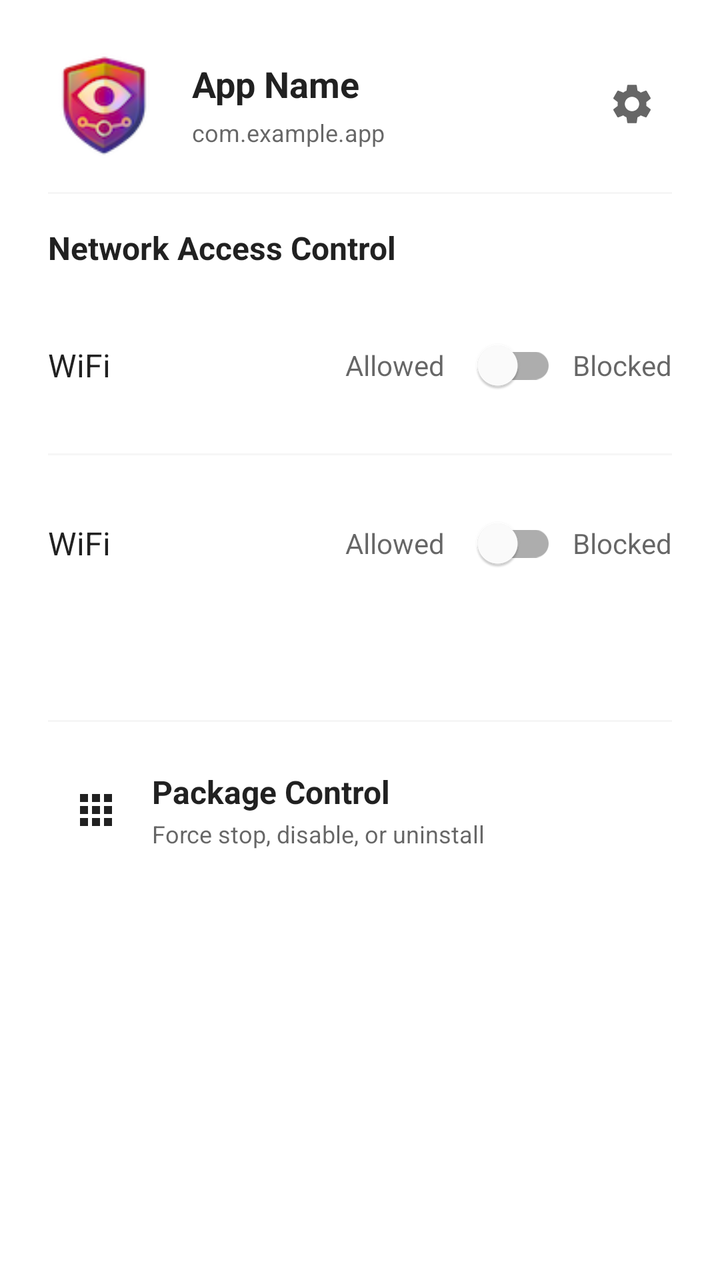
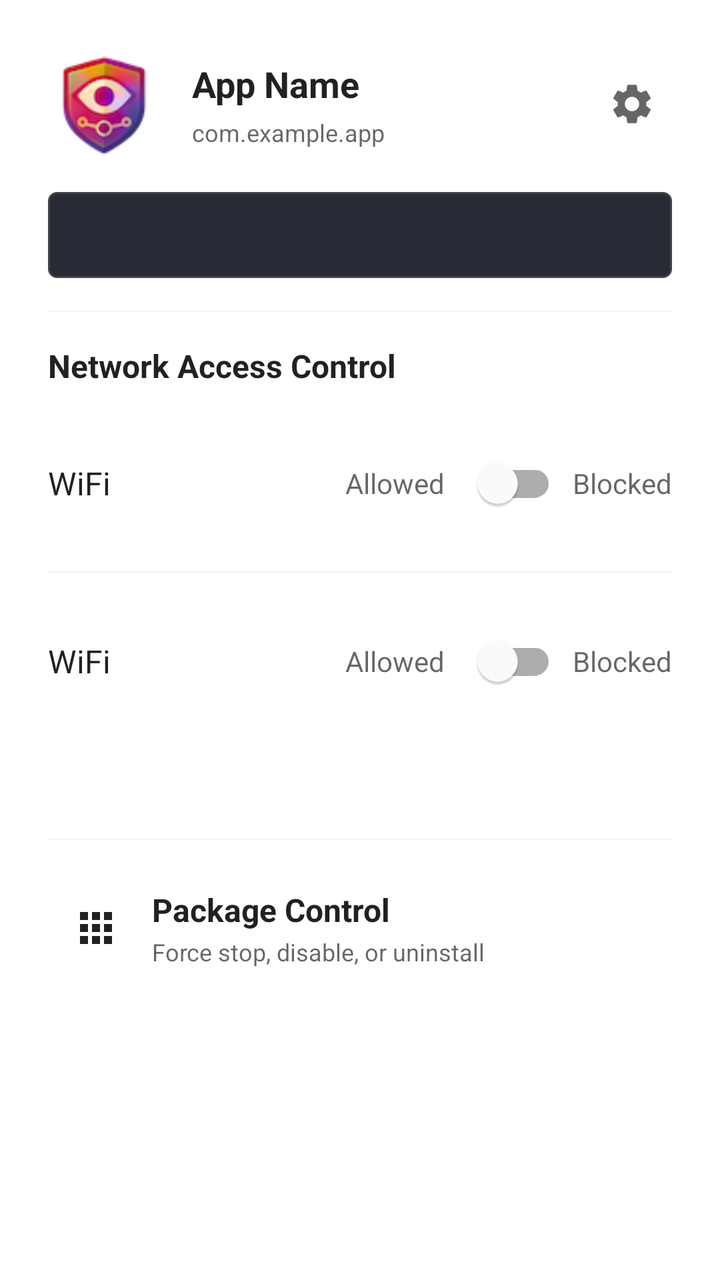

Before-and-after screenshots of an Android layout around one commit, followed by the original layout XML and the change that was made.
<!-- AndroidManifest.xml: fallback theme Theme.MaterialComponents.DayNight.NoActionBar -->
<!-- res/layout/bottom_sheet_package_action_simple.xml -->
<?xml version="1.0" encoding="utf-8"?>
<androidx.core.widget.NestedScrollView xmlns:android="http://schemas.android.com/apk/res/android"
    xmlns:app="http://schemas.android.com/apk/res-auto"
    android:layout_width="match_parent"
    android:layout_height="wrap_content"
    android:fillViewport="true">

    <LinearLayout
        android:layout_width="match_parent"
        android:layout_height="wrap_content"
        android:orientation="vertical"
        android:padding="24dp">

        
        <LinearLayout
            android:layout_width="match_parent"
            android:layout_height="wrap_content"
            android:orientation="horizontal"
            android:gravity="center_vertical"
            android:paddingBottom="16dp">

            <ImageView
                android:id="@+id/action_sheet_app_icon"
                android:layout_width="56dp"
                android:layout_height="56dp"
                android:src="@drawable/de1984_icon"
                android:contentDescription="@string/cd_app_icon" />

            <LinearLayout
                android:layout_width="0dp"
                android:layout_height="wrap_content"
                android:layout_weight="1"
                android:layout_marginStart="16dp"
                android:orientation="vertical">

                <TextView
                    android:id="@+id/action_sheet_app_name"
                    android:layout_width="match_parent"
                    android:layout_height="wrap_content"
                    android:text="@string/action_sheet_placeholder_app_name"
                    android:textSize="18sp"
                    android:textStyle="bold"
                    android:textColor="?android:attr/textColorPrimary"
                    android:maxLines="1"
                    android:ellipsize="end" />

                <TextView
                    android:id="@+id/action_sheet_package_name"
                    android:layout_width="match_parent"
                    android:layout_height="wrap_content"
                    android:layout_marginTop="4dp"
                    android:text="@string/action_sheet_placeholder_package_name"
                    android:textSize="12sp"
                    android:textColor="?android:attr/textColorSecondary"
                    android:maxLines="1"
                    android:ellipsize="end" />

            </LinearLayout>

            
            <ImageView
                android:id="@+id/action_sheet_settings_icon"
                android:layout_width="40dp"
                android:layout_height="40dp"
                android:layout_marginStart="8dp"
                android:src="@drawable/ic_settings"
                android:padding="8dp"
                android:background="?attr/selectableItemBackgroundBorderless"
                android:contentDescription="@string/cd_open_app_settings"
                app:tint="?android:attr/textColorSecondary" />

        </LinearLayout>

        
        <View
            android:layout_width="match_parent"
            android:layout_height="1dp"
            android:background="?android:attr/listDivider"
            android:alpha="0.3"
            android:layout_marginBottom="16dp" />

        
        <TextView
            android:layout_width="match_parent"
            android:layout_height="wrap_content"
            android:text="@string/action_sheet_section_network_access"
            android:textSize="16sp"
            android:textStyle="bold"
            android:textColor="?android:attr/textColorPrimary"
            android:paddingBottom="16dp" />

        
        <include
            android:id="@+id/internet_toggle"
            layout="@layout/network_type_toggle"
            android:layout_width="match_parent"
            android:layout_height="wrap_content" />

        
        <View
            android:id="@+id/lan_divider"
            android:layout_width="match_parent"
            android:layout_height="1dp"
            android:background="?android:attr/listDivider"
            android:alpha="0.3"
            android:layout_marginTop="12dp"
            android:layout_marginBottom="12dp" />

        
        <include
            android:id="@+id/lan_toggle"
            layout="@layout/network_type_toggle"
            android:layout_width="match_parent"
            android:layout_height="wrap_content" />

        <View
            android:id="@+id/foreground_only_divider"
            android:layout_width="match_parent"
            android:layout_height="1dp"
            android:background="?android:attr/listDivider"
            android:alpha="0.3"
            android:layout_marginTop="12dp"
            android:layout_marginBottom="12dp"
            android:visibility="gone" />

        <include
            android:id="@+id/foreground_only_toggle"
            layout="@layout/network_type_toggle"
            android:layout_width="match_parent"
            android:layout_height="wrap_content"
            android:visibility="gone" />

        
        <TextView
            android:id="@+id/info_message"
            android:layout_width="match_parent"
            android:layout_height="wrap_content"
            android:layout_marginTop="16dp"
            android:textSize="12sp"
            android:textColor="?android:attr/textColorSecondary"
            android:gravity="center"
            android:alpha="0.7"
            android:lineSpacingMultiplier="1.2" />

        
        <LinearLayout
            android:id="@+id/loading_indicator"
            android:layout_width="match_parent"
            android:layout_height="wrap_content"
            android:orientation="horizontal"
            android:gravity="center"
            android:padding="16dp"
            android:visibility="gone">

            <ProgressBar
                android:layout_width="24dp"
                android:layout_height="24dp"
                android:indeterminate="true" />

            <TextView
                android:layout_width="wrap_content"
                android:layout_height="wrap_content"
                android:layout_marginStart="12dp"
                android:text="@string/action_sheet_status_updating"
                android:textSize="14sp"
                android:textColor="?android:attr/textColorSecondary" />

        </LinearLayout>

        
        <View
            android:layout_width="match_parent"
            android:layout_height="1dp"
            android:background="?android:attr/listDivider"
            android:alpha="0.3"
            android:layout_marginTop="24dp"
            android:layout_marginBottom="12dp" />

        
        <LinearLayout
            android:id="@+id/manage_app_action"
            android:layout_width="match_parent"
            android:layout_height="wrap_content"
            android:orientation="horizontal"
            android:padding="12dp"
            android:gravity="center_vertical"
            android:background="?attr/selectableItemBackground"
            android:clickable="true"
            android:focusable="true">

            <ImageView
                android:layout_width="24dp"
                android:layout_height="24dp"
                android:src="@drawable/ic_apps"
                app:tint="?android:attr/textColorPrimary"
                android:contentDescription="@string/cd_package_control_icon" />

            <LinearLayout
                android:layout_width="0dp"
                android:layout_height="wrap_content"
                android:layout_weight="1"
                android:layout_marginStart="16dp"
                android:orientation="vertical">

                <TextView
                    android:layout_width="match_parent"
                    android:layout_height="wrap_content"
                    android:text="@string/action_sheet_section_package_control"
                    android:textSize="16sp"
                    android:textStyle="bold"
                    android:textColor="?android:attr/textColorPrimary" />

                <TextView
                    android:layout_width="match_parent"
                    android:layout_height="wrap_content"
                    android:layout_marginTop="2dp"
                    android:text="@string/action_sheet_section_package_control_desc"
                    android:textSize="12sp"
                    android:textColor="?android:attr/textColorSecondary" />

            </LinearLayout>

        </LinearLayout>

    </LinearLayout>

</androidx.core.widget.NestedScrollView>
<!-- res/layout/network_type_toggle.xml (included above) -->
<?xml version="1.0" encoding="utf-8"?>
<LinearLayout xmlns:android="http://schemas.android.com/apk/res/android"
    xmlns:app="http://schemas.android.com/apk/res-auto"
    android:layout_width="match_parent"
    android:layout_height="wrap_content"
    android:orientation="horizontal"
    android:gravity="center_vertical"
    android:paddingVertical="8dp">

    
    <LinearLayout
        android:layout_width="0dp"
        android:layout_height="wrap_content"
        android:layout_weight="1"
        android:orientation="vertical">

        
        <TextView
            android:id="@+id/network_type_label"
            android:layout_width="match_parent"
            android:layout_height="wrap_content"
            android:text="@string/firewall_network_label_wifi"
            android:textSize="16sp"
            android:textColor="?android:attr/textColorPrimary" />

        
        <TextView
            android:id="@+id/network_type_subtitle"
            android:layout_width="match_parent"
            android:layout_height="wrap_content"
            android:textSize="12sp"
            android:textColor="?android:attr/textColorSecondary"
            android:visibility="gone" />

    </LinearLayout>

    
    <TextView
        android:id="@+id/label_left"
        android:layout_width="wrap_content"
        android:layout_height="wrap_content"
        android:text="@string/firewall_state_allowed"
        android:textSize="14sp"
        android:textColor="?android:attr/textColorSecondary"
        android:layout_marginEnd="8dp" />

    
    <com.google.android.material.switchmaterial.SwitchMaterial
        android:id="@+id/toggle_switch"
        android:layout_width="wrap_content"
        android:layout_height="wrap_content"
        android:layout_marginEnd="8dp" />

    
    <TextView
        android:id="@+id/label_right"
        android:layout_width="wrap_content"
        android:layout_height="wrap_content"
        android:text="@string/firewall_state_blocked"
        android:textSize="14sp"
        android:textColor="?android:attr/textColorSecondary" />

</LinearLayout>
<!-- resources referenced by this layout -->
<resources>
  <!-- drawable de1984_icon: png bitmap (drawable, 8394 bytes) -->
  <!-- drawable ic_apps (drawable) -->
  <vector xmlns:android="http://schemas.android.com/apk/res/android"
      android:width="24dp"
      android:height="24dp"
      android:viewportWidth="24"
      android:viewportHeight="24">
      <path
          android:fillColor="@android:color/white"
          android:pathData="M4,8h4V4H4v4zM10,20h4v-4h-4v4zM4,20h4v-4H4v4zM4,14h4v-4H4v4zM10,14h4v-4h-4v4zM16,4v4h4V4h-4zM10,8h4V4h-4v4zM16,14h4v-4h-4v4zM16,20h4v-4h-4v4z"/>
  </vector>
  <!-- drawable ic_settings (drawable) -->
  <vector xmlns:android="http://schemas.android.com/apk/res/android"
      android:width="24dp"
      android:height="24dp"
      android:viewportWidth="24"
      android:viewportHeight="24">
      <path
          android:fillColor="@android:color/white"
          android:pathData="M19.14,12.94c0.04,-0.3 0.06,-0.61 0.06,-0.94c0,-0.32 -0.02,-0.64 -0.07,-0.94l2.03,-1.58c0.18,-0.14 0.23,-0.41 0.12,-0.61l-1.92,-3.32c-0.12,-0.22 -0.37,-0.29 -0.59,-0.22l-2.39,0.96c-0.5,-0.38 -1.03,-0.7 -1.62,-0.94L14.4,2.81c-0.04,-0.24 -0.24,-0.41 -0.48,-0.41h-3.84c-0.24,0 -0.43,0.17 -0.47,0.41L9.25,5.35C8.66,5.59 8.12,5.92 7.63,6.29L5.24,5.33c-0.22,-0.08 -0.47,0 -0.59,0.22L2.74,8.87C2.62,9.08 2.66,9.34 2.86,9.48l2.03,1.58C4.84,11.36 4.8,11.69 4.8,12s0.02,0.64 0.07,0.94l-2.03,1.58c-0.18,0.14 -0.23,0.41 -0.12,0.61l1.92,3.32c0.12,0.22 0.37,0.29 0.59,0.22l2.39,-0.96c0.5,0.38 1.03,0.7 1.62,0.94l0.36,2.54c0.05,0.24 0.24,0.41 0.48,0.41h3.84c0.24,0 0.44,-0.17 0.47,-0.41l0.36,-2.54c0.59,-0.24 1.13,-0.56 1.62,-0.94l2.39,0.96c0.22,0.08 0.47,0 0.59,-0.22l1.92,-3.32c0.12,-0.22 0.07,-0.47 -0.12,-0.61L19.14,12.94zM12,15.6c-1.98,0 -3.6,-1.62 -3.6,-3.6s1.62,-3.6 3.6,-3.6s3.6,1.62 3.6,3.6S13.98,15.6 12,15.6z"/>
  </vector>
  <string name="action_sheet_placeholder_app_name">App Name</string>
  <string name="action_sheet_placeholder_package_name">com.example.app</string>
  <string name="action_sheet_section_network_access">Network Access Control</string>
  <string name="action_sheet_section_package_control">Package Control</string>
  <string name="action_sheet_section_package_control_desc">Force stop, disable, or uninstall</string>
  <string name="action_sheet_status_updating">Updating...</string>
  <string name="cd_app_icon">App icon</string>
  <string name="cd_open_app_settings">Open app settings</string>
  <string name="cd_package_control_icon">Package control icon</string>
  <string name="firewall_network_label_wifi">WiFi</string>
  <string name="firewall_state_allowed">Allowed</string>
  <string name="firewall_state_blocked">Blocked</string>
</resources>

<!-- the commit's change to res/layout/bottom_sheet_package_action_simple.xml (unified diff, before → after) -->
@@ -71,6 +71,16 @@
 
         </LinearLayout>
 
+        <TextView
+            android:id="@+id/internet_recommendation"
+            android:layout_width="match_parent"
+            android:layout_height="wrap_content"
+            android:layout_marginBottom="16dp"
+            android:padding="12dp"
+            android:background="@drawable/affects_info_box_background"
+            android:textColor="?android:attr/textColorPrimary"
+            android:textSize="14sp" />
+
         
         <View
             android:layout_width="match_parent"
<!-- resource entries referenced after the edit -->
@@ -1,5 +1,15 @@
 <!-- resources referenced by this layout -->
 <resources>
+  <!-- drawable affects_info_box_background (drawable) -->
+  <?xml version="1.0" encoding="utf-8"?>
+  <shape xmlns:android="http://schemas.android.com/apk/res/android"
+      android:shape="rectangle">
+      <solid android:color="@color/affects_info_box_background" />
+      <stroke
+          android:width="1dp"
+          android:color="@color/affects_info_box_stroke" />
+      <corners android:radius="4dp" />
+  </shape>
   <!-- drawable de1984_icon: png bitmap (drawable, 8394 bytes) -->
   <!-- drawable ic_apps (drawable) -->
   <vector xmlns:android="http://schemas.android.com/apk/res/android"
@@ -33,5 +43,7 @@
   <string name="firewall_network_label_wifi">WiFi</string>
   <string name="firewall_state_allowed">Allowed</string>
   <string name="firewall_state_blocked">Blocked</string>
+  <color name="affects_info_box_background">#282A36</color>
+  <color name="affects_info_box_stroke">#424242</color>
 </resources>
 
